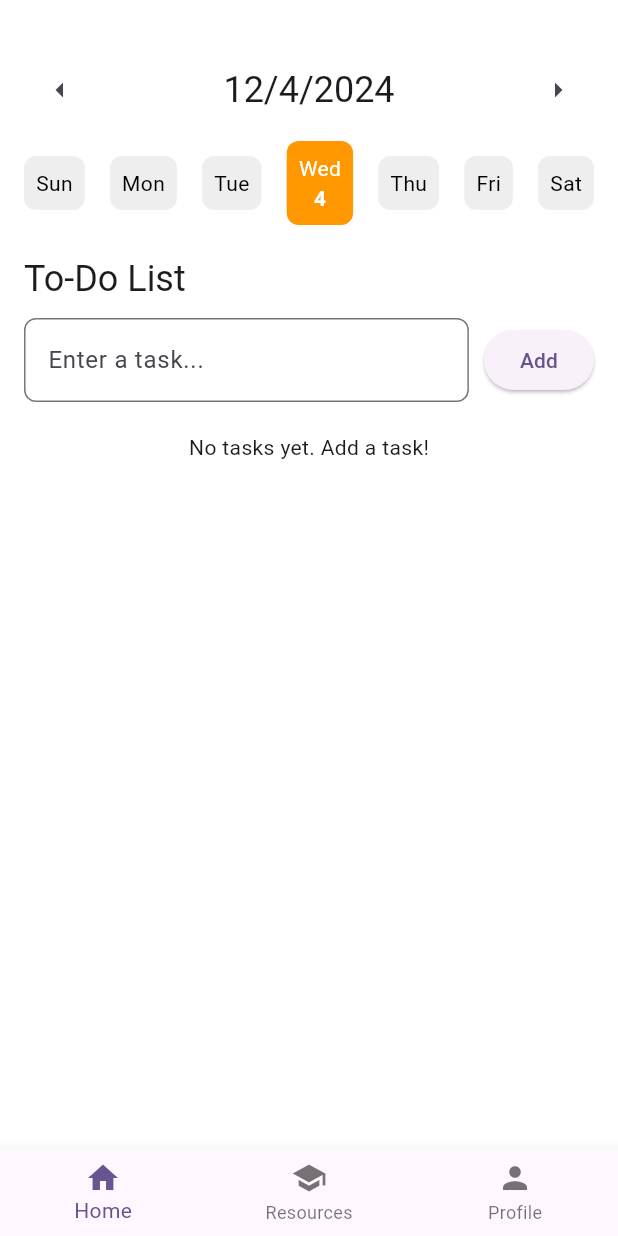
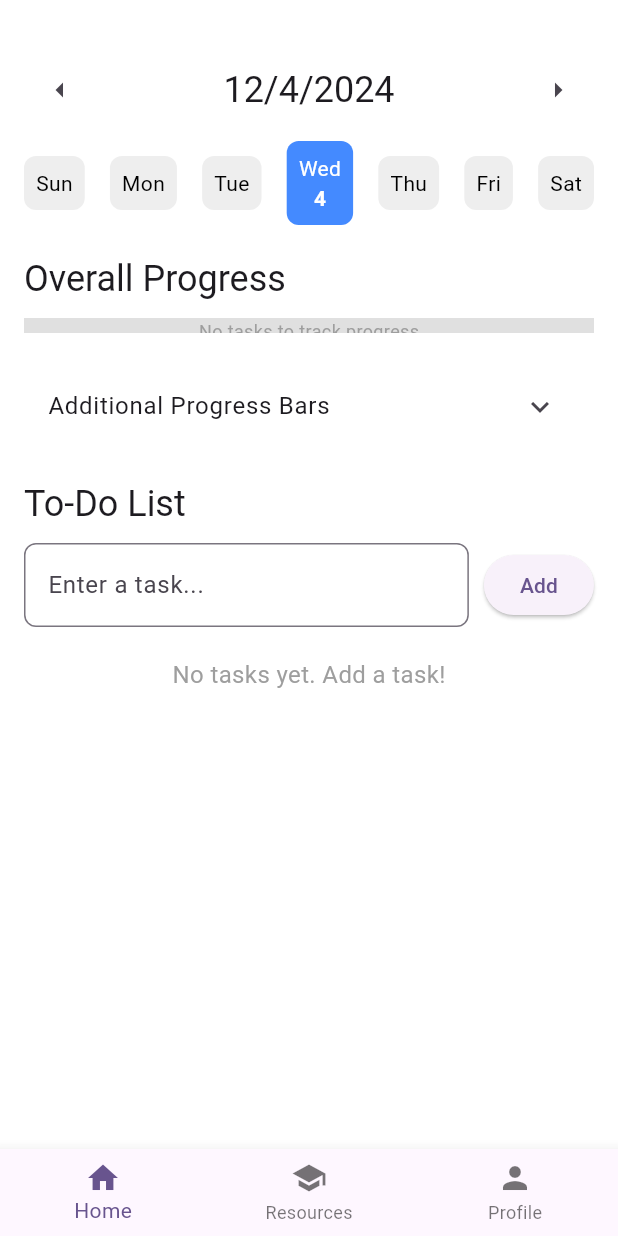
Before and after one commit to PRG-Alpha-231/skillmentor, a Flutter app: the UserHome screen opened directly, on a phone screen of 412 x 824 dp. Run offline on Flutter 3.47's test engine with Material 3 defaults, Android fonts, the phone set to English and light mode, and no system bars.

Commit message:
Home page(not final)

```diff
--- a/lib/users/screens/user_home.dart
+++ b/lib/users/screens/user_home.dart
@@ -9,13 +9,83 @@ class _UserHomeState extends State<UserHome> {
   final List<String> _toDoList = [];
   final List<bool> _taskCompletionStatus = [];
   final TextEditingController _taskController = TextEditingController();
-  DateTime _selectedDate = DateTime.now(); // Initially selected date
+  DateTime _selectedDate = DateTime.now();
+
+  // Additional task categories for new progress bars
+  final List<String> _workTasks = [];
+  final List<bool> _workTaskCompletionStatus = [];
+
+  final List<String> _personalTasks = [];
+  final List<bool> _personalTaskCompletionStatus = [];
+
+  final List<String> _category1Tasks = [];
+  final List<bool> _category1TaskCompletionStatus = [];
+
+  final List<String> _category2Tasks = [];
+  final List<bool> _category2TaskCompletionStatus = [];
+
+  final List<String> _category3Tasks = [];
+  final List<bool> _category3TaskCompletionStatus = [];
+
+  final List<String> _category4Tasks = [];
+  final List<bool> _category4TaskCompletionStatus = [];
+
+  final List<String> _category5Tasks = [];
+  final List<bool> _category5TaskCompletionStatus = [];
+
+  double get _overallCompletionPercentage {
+    if (_toDoList.isEmpty) return 0.0;
+    int completedTasks = _taskCompletionStatus.where((status) => status).length;
+    return completedTasks / _toDoList.length;
+  }
+
+  double get _workCompletionPercentage {
+    if (_workTasks.isEmpty) return 0.0;
+    int completedWorkTasks = _workTaskCompletionStatus.where((status) => status).length;
+    return completedWorkTasks / _workTasks.length;
+  }
+
+  double get _personalCompletionPercentage {
+    if (_personalTasks.isEmpty) return 0.0;
+    int completedPersonalTasks = _personalTaskCompletionStatus.where((status) => status).length;
+    return completedPersonalTasks / _personalTasks.length;
+  }
+
+  double get _category1CompletionPercentage {
+    if (_category1Tasks.isEmpty) return 0.0;
+    int completedCategory1Tasks = _category1TaskCompletionStatus.where((status) => status).length;
+    return completedCategory1Tasks / _category1Tasks.length;
+  }
+
+  double get _category2CompletionPercentage {
+    if (_category2Tasks.isEmpty) return 0.0;
+    int completedCategory2Tasks = _category2TaskCompletionStatus.where((status) => status).length;
+    return completedCategory2Tasks / _category2Tasks.length;
+  }
+
+  double get _category3CompletionPercentage {
+    if (_category3Tasks.isEmpty) return 0.0;
+    int completedCategory3Tasks = _category3TaskCompletionStatus.where((status) => status).length;
+    return completedCategory3Tasks / _category3Tasks.length;
+  }
+
+  double get _category4CompletionPercentage {
+    if (_category4Tasks.isEmpty) return 0.0;
+    int completedCategory4Tasks = _category4TaskCompletionStatus.where((status) => status).length;
+    return completedCategory4Tasks / _category4Tasks.length;
+  }
+
+  double get _category5CompletionPercentage {
+    if (_category5Tasks.isEmpty) return 0.0;
+    int completedCategory5Tasks = _category5TaskCompletionStatus.where((status) => status).length;
+    return completedCategory5Tasks / _category5Tasks.length;
+  }
 
   @override
   Widget build(BuildContext context) {
     return Scaffold(
       backgroundColor: Colors.white,
-      body: Padding(
+      body: SingleChildScrollView(
         padding: const EdgeInsets.all(16.0),
         child: Column(
           crossAxisAlignment: CrossAxisAlignment.start,
@@ -45,6 +115,61 @@ class _UserHomeState extends State<UserHome> {
 
             const SizedBox(height: 20),
 
+            // Original Progress Bar Section (Overall Progress)
+            Text(
+              'Overall Progress',
+              style: Theme.of(context).textTheme.headlineSmall,
+            ),
+            const SizedBox(height: 10),
+            _toDoList.isEmpty
+                ? Container(
+              height: 10,
+              color: Colors.grey[300],
+              child: Center(
+                child: Text(
+                  'No tasks to track progress',
+                  style: TextStyle(color: Colors.grey, fontSize: 12),
+                ),
+              ),
+            )
+                : Column(
+              crossAxisAlignment: CrossAxisAlignment.start,
+              children: [
+                LinearProgressIndicator(
+                  value: _overallCompletionPercentage,
+                  minHeight: 10,
+                  backgroundColor: Colors.grey[300],
+                  valueColor: AlwaysStoppedAnimation<Color>(Colors.blue),
+                ),
+                const SizedBox(height: 5),
+                Text(
+                  '${(_overallCompletionPercentage * 100).toStringAsFixed(0)}%',
+                  style: TextStyle(
+                    fontSize: 14,
+                    fontWeight: FontWeight.bold,
+                    color: Colors.blue,
+                  ),
+                ),
+              ],
+            ),
+
+            const SizedBox(height: 20),
+
+            // Expansion Tile for Additional Progress Bars
+            ExpansionTile(
+              title: Text('Additional Progress Bars'),
+              children: [
+                _buildProgressBarSection('Category 1 ', _category1CompletionPercentage, Colors.tealAccent),
+                _buildProgressBarSection('Category 2 ', _category2CompletionPercentage, Colors.tealAccent),
+                _buildProgressBarSection('Category 3 ', _category3CompletionPercentage, Colors.tealAccent),
+                _buildProgressBarSection('Category 4 ', _category4CompletionPercentage, Colors.tealAccent),
+                _buildProgressBarSection('Category 5 ', _category5CompletionPercentage, Colors.tealAccent),
+
+              ],
+            ),
+
+            const SizedBox(height: 20),
+
             // To-Do List Section
             Text(
               'To-Do List',
@@ -52,7 +177,6 @@ class _UserHomeState extends State<UserHome> {
             ),
             const SizedBox(height: 10),
 
-            // Task Input
             Row(
               children: [
                 Expanded(
@@ -77,9 +201,15 @@ class _UserHomeState extends State<UserHome> {
 
             // Task List
             _toDoList.isEmpty
-                ? Center(child: Text("No tasks yet. Add a task!"))
-                : Expanded(
-              child: ListView.builder(
+                ? Center(
+              child: Text(
+                "No tasks yet. Add a task!",
+                style: TextStyle(fontSize: 16, color: Colors.grey),
+              ),
+            )
+                : ListView.builder(
+              shrinkWrap: true,
+              physics: NeverScrollableScrollPhysics(),
               itemCount: _toDoList.length,
               itemBuilder: (context, index) {
                 return ListTile(
@@ -109,7 +239,6 @@ class _UserHomeState extends State<UserHome> {
                 );
               },
             ),
-            ),
           ],
         ),
       ),
@@ -124,7 +253,23 @@ class _UserHomeState extends State<UserHome> {
     );
   }
 
-  // Build week calendar (7 days)
+  Widget _buildProgressBarSection(String title, double progress, Color color) {
+    return Column(
+      crossAxisAlignment: CrossAxisAlignment.start,
+      children: [
+        Text(title, style: Theme.of(context).textTheme.bodySmall),
+        const SizedBox(height: 5),
+        LinearProgressIndicator(
+          value: progress,
+          minHeight: 10,
+          backgroundColor: Colors.grey[300],
+          valueColor: AlwaysStoppedAnimation<Color>(color),
+        ),
+        const SizedBox(height: 10),
+      ],
+    );
+  }
+
   Widget _buildWeekCalendar() {
     List<Widget> dayWidgets = [];
     for (int i = 0; i < 7; i++) {
@@ -140,7 +285,7 @@ class _UserHomeState extends State<UserHome> {
           child: Container(
             padding: const EdgeInsets.all(8),
             decoration: BoxDecoration(
-              color: isSelected ? Colors.orange : Colors.grey[200],
+              color: isSelected ? Colors.blueAccent : Colors.grey[200],
               borderRadius: BorderRadius.circular(8),
             ),
             child: Column(
@@ -171,47 +316,41 @@ class _UserHomeState extends State<UserHome> {
     );
   }
 
-  // Helper function to get the weekday name
   String _getDayOfWeek(DateTime date) {
     List<String> daysOfWeek = ['Sun', 'Mon', 'Tue', 'Wed', 'Thu', 'Fri', 'Sat'];
     return daysOfWeek[date.weekday % 7];
   }
 
-  // Navigate to the previous week
   void _goToPreviousWeek() {
     setState(() {
       _selectedDate = _selectedDate.subtract(Duration(days: 7));
     });
   }
 
-  // Navigate to the next week
   void _goToNextWeek() {
     setState(() {
       _selectedDate = _selectedDate.add(Duration(days: 7));
     });
   }
 
-  // Add task to the to-do list
   void _addTask() {
     final task = _taskController.text.trim();
     if (task.isNotEmpty) {
       setState(() {
         _toDoList.add(task);
-        _taskCompletionStatus.add(false); // Initialize task as not completed
+        _taskCompletionStatus.add(false);
       });
       _taskController.clear();
     }
   }
 
-  // Remove task from the to-do list
   void _removeTask(int index) {
     setState(() {
       _toDoList.removeAt(index);
-      _taskCompletionStatus.removeAt(index); // Remove completion status
+      _taskCompletionStatus.removeAt(index);
     });
   }
 
-  // Toggle task completion status
   void _toggleTaskCompletion(int index) {
     setState(() {
       _taskCompletionStatus[index] = !_taskCompletionStatus[index];
@@ -220,7 +359,6 @@ class _UserHomeState extends State<UserHome> {
 }
 
 extension DateTimeComparison on DateTime {
-  // Check if two DateTime objects represent the same day
   bool isSameDayAs(DateTime other) {
     return this.year == other.year &&
         this.month == other.month &&
```
Lines whose indentation alone changed are shown as unchanged.
